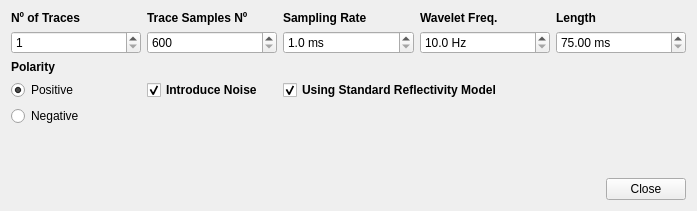
This is interface2.ui in demeflac/interface2 as Qt 5 draws it before an edit. The edited form follows.
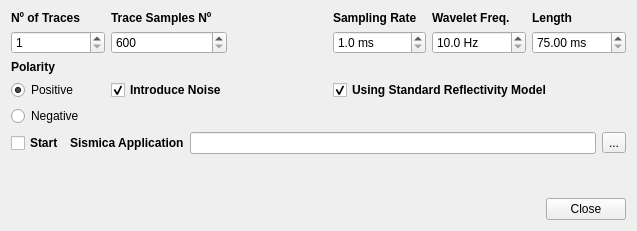
This is the edited form.

Commit message: Select the Sismica executable. Allow autostart of the executable upon "run". Write the ini file to executable's path. Retain the sismica executable configuration.

```diff
--- a/interface2.ui
+++ b/interface2.ui
@@ -6,31 +6,18 @@
    <rect>
     <x>0</x>
     <y>0</y>
-    <width>697</width>
-    <height>211</height>
+    <width>637</width>
+    <height>231</height>
    </rect>
   </property>
   <property name="windowTitle">
    <string>interface2</string>
   </property>
   <layout class="QGridLayout" name="gridLayout">
-   <item row="3" column="1">
-    <widget class="QCheckBox" name="noise">
-     <property name="font">
-      <font>
-       <weight>75</weight>
-       <bold>true</bold>
-      </font>
-     </property>
-     <property name="text">
-      <string>Introduce Noise</string>
-     </property>
-     <property name="checked">
-      <bool>true</bool>
-     </property>
-    </widget>
-   </item>
-   <item row="1" column="2">
+   <property name="sizeConstraint">
+    <enum>QLayout::SetMinimumSize</enum>
+   </property>
+   <item row="1" column="3">
     <widget class="QDoubleSpinBox" name="rate">
      <property name="suffix">
       <string> ms</string>
@@ -46,27 +33,7 @@
      </property>
     </widget>
    </item>
-   <item row="0" column="4">
-    <widget class="QLabel" name="label_6">
-     <property name="text">
-      <string>&lt;html&gt;&lt;head/&gt;&lt;body&gt;&lt;p&gt;&lt;span style=&quot; font-weight:600;&quot;&gt;Length&lt;/span&gt;&lt;/p&gt;&lt;/body&gt;&lt;/html&gt;</string>
-     </property>
-    </widget>
-   </item>
-   <item row="0" column="2">
-    <widget class="QLabel" name="label_3">
-     <property name="font">
-      <font>
-       <weight>75</weight>
-       <bold>true</bold>
-      </font>
-     </property>
-     <property name="text">
-      <string>Sampling Rate</string>
-     </property>
-    </widget>
-   </item>
-   <item row="1" column="4">
+   <item row="1" column="5">
     <widget class="QDoubleSpinBox" name="length">
      <property name="suffix">
       <string> ms</string>
@@ -82,21 +49,8 @@
      </property>
     </widget>
    </item>
-   <item row="1" column="1">
-    <widget class="QSpinBox" name="samples">
-     <property name="minimum">
-      <number>600</number>
-     </property>
-     <property name="maximum">
-      <number>1200</number>
-     </property>
-     <property name="singleStep">
-      <number>100</number>
-     </property>
-    </widget>
-   </item>
    <item row="0" column="3">
-    <widget class="QLabel" name="label_4">
+    <widget class="QLabel" name="label_3">
      <property name="font">
       <font>
        <weight>75</weight>
@@ -104,44 +58,19 @@
       </font>
      </property>
      <property name="text">
-      <string>Wavelet Freq.</string>
+      <string>Sampling Rate</string>
      </property>
     </widget>
    </item>
-   <item row="0" column="1">
-    <widget class="QLabel" name="label_2">
-     <property name="font">
-      <font>
-       <weight>75</weight>
-       <bold>true</bold>
-      </font>
-     </property>
+   <item row="0" column="5">
+    <widget class="QLabel" name="label_6">
      <property name="text">
-      <string>Trace Samples Nº</string>
+      <string>&lt;html&gt;&lt;head/&gt;&lt;body&gt;&lt;p&gt;&lt;span style=&quot; font-weight:600;&quot;&gt;Length&lt;/span&gt;&lt;/p&gt;&lt;/body&gt;&lt;/html&gt;</string>
      </property>
     </widget>
    </item>
-   <item row="1" column="3">
-    <widget class="QDoubleSpinBox" name="freq">
-     <property name="suffix">
-      <string> Hz</string>
-     </property>
-     <property name="decimals">
-      <number>1</number>
-     </property>
-     <property name="minimum">
-      <double>10.000000000000000</double>
-     </property>
-     <property name="maximum">
-      <double>50.000000000000000</double>
-     </property>
-     <property name="singleStep">
-      <double>10.000000000000000</double>
-     </property>
-    </widget>
-   </item>
-   <item row="0" column="0">
-    <widget class="QLabel" name="label">
+   <item row="3" column="1">
+    <widget class="QCheckBox" name="noise">
      <property name="font">
       <font>
        <weight>75</weight>
@@ -149,21 +78,31 @@
       </font>
      </property>
      <property name="text">
-      <string>Nº of Traces</string>
+      <string>Introduce Noise</string>
      </property>
+     <property name="checked">
+      <bool>true</bool>
+     </property>
     </widget>
    </item>
-   <item row="1" column="0">
-    <widget class="QSpinBox" name="traces">
-     <property name="minimum">
-      <number>1</number>
+   <item row="3" column="0">
+    <widget class="QRadioButton" name="positive">
+     <property name="text">
+      <string>Positive</string>
      </property>
-     <property name="maximum">
-      <number>100</number>
+     <property name="checked">
+      <bool>true</bool>
      </property>
     </widget>
    </item>
-   <item row="5" column="0" colspan="5">
+   <item row="4" column="0">
+    <widget class="QRadioButton" name="negative">
+     <property name="text">
+      <string>Negative</string>
+     </property>
+    </widget>
+   </item>
+   <item row="6" column="0" colspan="6">
     <spacer name="verticalSpacer">
      <property name="orientation">
       <enum>Qt::Vertical</enum>
@@ -176,7 +115,62 @@
      </property>
     </spacer>
    </item>
-   <item row="6" column="0" colspan="5">
+   <item row="1" column="1">
+    <widget class="QSpinBox" name="samples">
+     <property name="minimum">
+      <number>600</number>
+     </property>
+     <property name="maximum">
+      <number>1200</number>
+     </property>
+     <property name="singleStep">
+      <number>100</number>
+     </property>
+    </widget>
+   </item>
+   <item row="0" column="4">
+    <widget class="QLabel" name="label_4">
+     <property name="font">
+      <font>
+       <weight>75</weight>
+       <bold>true</bold>
+      </font>
+     </property>
+     <property name="text">
+      <string>Wavelet Freq.</string>
+     </property>
+    </widget>
+   </item>
+   <item row="3" column="3" colspan="3">
+    <widget class="QCheckBox" name="reflectivity">
+     <property name="font">
+      <font>
+       <weight>75</weight>
+       <bold>true</bold>
+      </font>
+     </property>
+     <property name="text">
+      <string>Using Standard Reflectivity Model</string>
+     </property>
+     <property name="checked">
+      <bool>true</bool>
+     </property>
+    </widget>
+   </item>
+   <item row="0" column="0">
+    <widget class="QLabel" name="label">
+     <property name="font">
+      <font>
+       <weight>75</weight>
+       <bold>true</bold>
+      </font>
+     </property>
+     <property name="text">
+      <string>Nº of Traces</string>
+     </property>
+    </widget>
+   </item>
+   <item row="7" column="0" colspan="6">
     <widget class="QDialogButtonBox" name="buttonBox">
      <property name="standardButtons">
       <set>QDialogButtonBox::Close</set>
@@ -196,25 +190,37 @@
      </property>
     </widget>
    </item>
-   <item row="3" column="0">
-    <widget class="QRadioButton" name="positive">
-     <property name="text">
-      <string>Positive</string>
+   <item row="1" column="4">
+    <widget class="QDoubleSpinBox" name="freq">
+     <property name="suffix">
+      <string> Hz</string>
      </property>
-     <property name="checked">
-      <bool>true</bool>
+     <property name="decimals">
+      <number>1</number>
      </property>
+     <property name="minimum">
+      <double>10.000000000000000</double>
+     </property>
+     <property name="maximum">
+      <double>50.000000000000000</double>
+     </property>
+     <property name="singleStep">
+      <double>10.000000000000000</double>
+     </property>
     </widget>
    </item>
-   <item row="4" column="0">
-    <widget class="QRadioButton" name="negative">
-     <property name="text">
-      <string>Negative</string>
+   <item row="1" column="0">
+    <widget class="QSpinBox" name="traces">
+     <property name="minimum">
+      <number>1</number>
      </property>
+     <property name="maximum">
+      <number>100</number>
+     </property>
     </widget>
    </item>
-   <item row="3" column="2" colspan="3">
-    <widget class="QCheckBox" name="reflectivity">
+   <item row="0" column="1">
+    <widget class="QLabel" name="label_2">
      <property name="font">
       <font>
        <weight>75</weight>
@@ -222,13 +228,50 @@
       </font>
      </property>
      <property name="text">
-      <string>Using Standard Reflectivity Model</string>
-     </property>
-     <property name="checked">
-      <bool>true</bool>
+      <string>Trace Samples Nº</string>
      </property>
     </widget>
    </item>
+   <item row="5" column="0" colspan="6">
+    <layout class="QHBoxLayout" name="horizontalLayout">
+     <item>
+      <widget class="QCheckBox" name="startApp">
+       <property name="font">
+        <font>
+         <weight>75</weight>
+         <bold>true</bold>
+        </font>
+       </property>
+       <property name="text">
+        <string>Start</string>
+       </property>
+      </widget>
+     </item>
+     <item>
+      <widget class="QLabel" name="label_7">
+       <property name="font">
+        <font>
+         <weight>75</weight>
+         <bold>true</bold>
+        </font>
+       </property>
+       <property name="text">
+        <string>Sismica Application</string>
+       </property>
+      </widget>
+     </item>
+     <item>
+      <widget class="QLineEdit" name="sismicaApp"/>
+     </item>
+     <item>
+      <widget class="QToolButton" name="browseSismicaApp">
+       <property name="text">
+        <string>...</string>
+       </property>
+      </widget>
+     </item>
+    </layout>
+   </item>
   </layout>
  </widget>
  <layoutdefault spacing="6" margin="11"/>
```
The commit also changes 3 other files.
